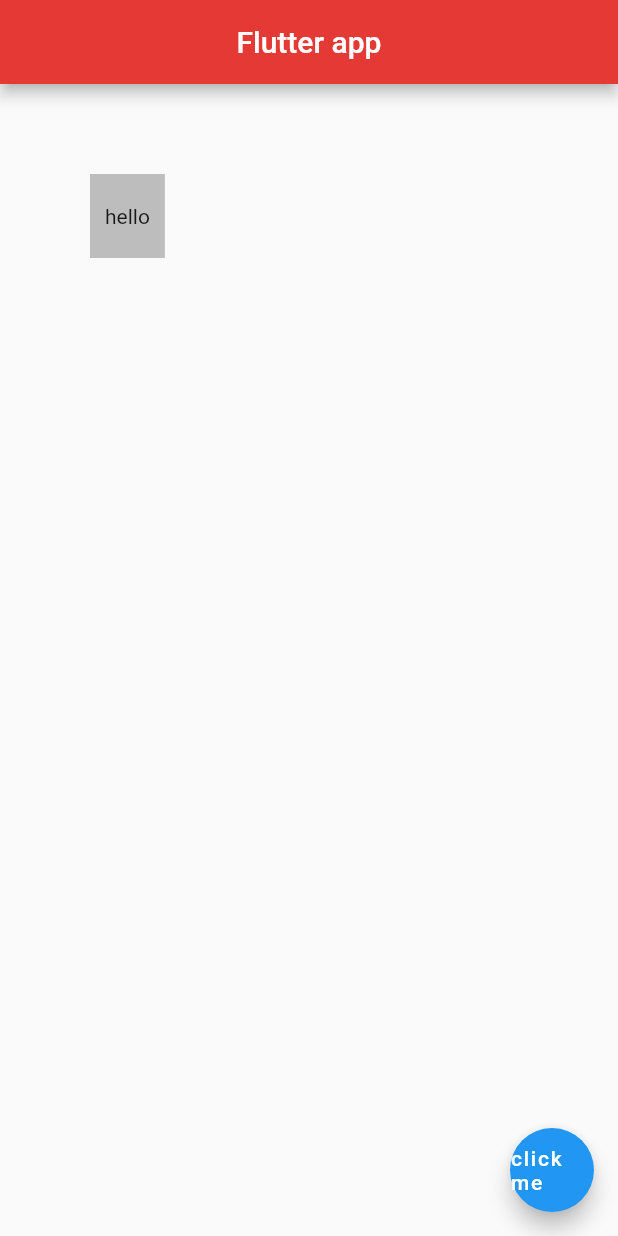
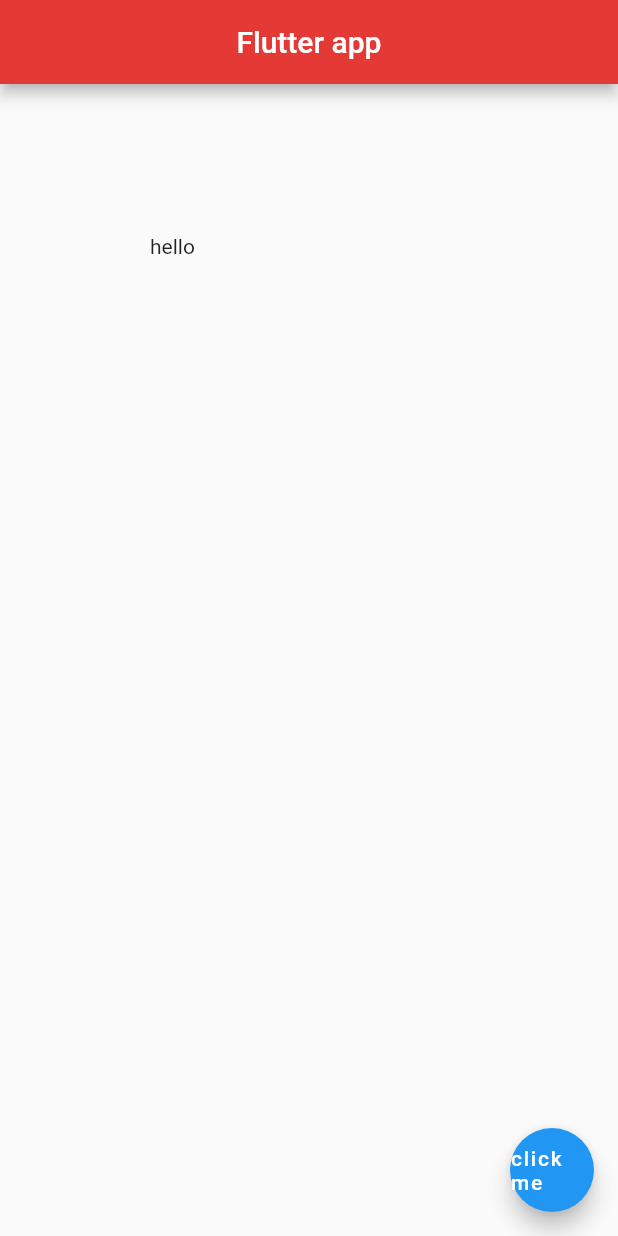
Before and after one commit to sakshi3326/Flutter-Basics, a Flutter app: the screen it shows after launch, on a phone screen of 412 x 824 dp. Run offline on Flutter 3.47's test engine with Material 2 defaults, Android fonts, the phone set to English and light mode, and no system bars.

Commit message:
padding widget

```diff
--- a/lib/main.dart
+++ b/lib/main.dart
@@ -14,13 +14,8 @@ class home extends StatelessWidget {
         centerTitle: true,
         backgroundColor: Colors.red[600],
       ),
-      body: Container(
-        //padding: EdgeInsets.all(20.0),
-        //padding: EdgeInsets.symmetric(horizontal: 20.0, vertical: 10.0),
-       padding: EdgeInsets.fromLTRB(10.0, 20.0, 10.0, 20.0),
-        margin: EdgeInsets.all(60.0),
-
-        color: Colors.grey[400],
+      body: Padding(
+        padding: EdgeInsets.all(100.0),
         child: Text('hello'),
       ),
       floatingActionButton: FloatingActionButton(
```
